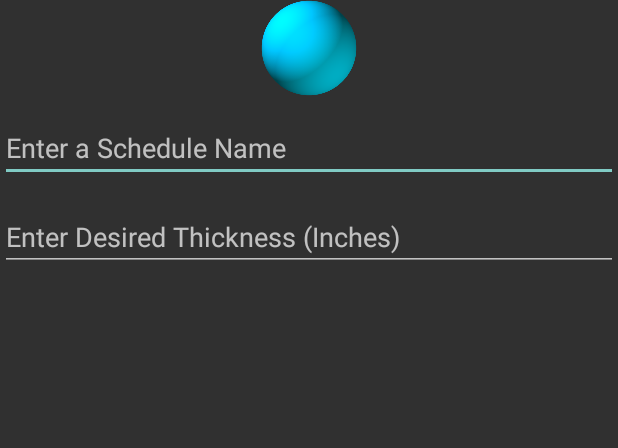
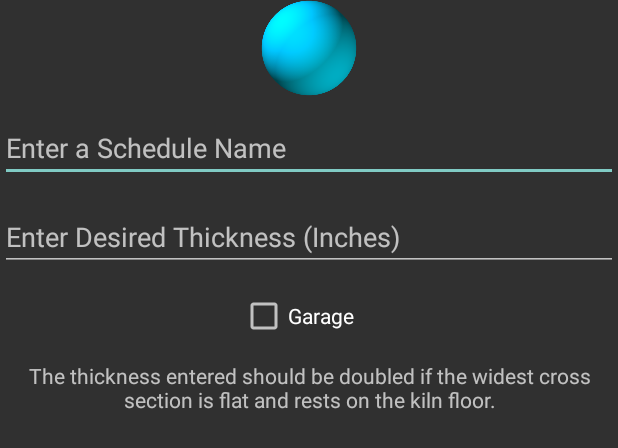
Before and after one commit to TrippyTips/GlassblowersToolchest, an Android app: the layout new_schedule_dialog.xml on its own in the app's theme, with its tools: preview values and no code run, on a phone screen of 412 x 824 dp. Shown: the top 448 px of the screen. Run offline under Robolectric (Android 15) with nearby library versions, the phone set to English and light mode, and no system bars.

Commit message:
Added Garage Modifier for Kiln Schedules

```diff
--- a/app/src/main/java/com/trippytips/glassblowerstoolchest/ksDataBaseHandler.kt
+++ b/app/src/main/java/com/trippytips/glassblowerstoolchest/ksDataBaseHandler.kt
@@ -73,8 +73,8 @@ class ksDataBaseHandler(var context: Context) : SQLiteOpenHelper(context, DATABA
         var result = db.insert(TABLE_NAME,null,cv)
         if(result == (-1).toLong())
             Toast.makeText(context,"FAIL!",Toast.LENGTH_SHORT).show()
-        else
-            Toast.makeText(context,"Success!",Toast.LENGTH_SHORT).show()
+        //else
+            //Toast.makeText(context,"Success!",Toast.LENGTH_SHORT).show()
 
     }
 
@@ -104,7 +104,7 @@ class ksDataBaseHandler(var context: Context) : SQLiteOpenHelper(context, DATABA
         var result = db.update(TABLE_NAME, cv, "ID = ?", arrayOf(ks.id.toString()))
 
         if(result > 0)
-            Toast.makeText(context,"Updated Successfully!",Toast.LENGTH_LONG).show()
+            //Toast.makeText(context,"Updated Successfully!",Toast.LENGTH_LONG).show()
         else
             Toast.makeText(context,"Update FAILED!",Toast.LENGTH_LONG).show()
 
--- a/app/src/main/res/layout/new_schedule_dialog.xml
+++ b/app/src/main/res/layout/new_schedule_dialog.xml
@@ -41,7 +41,30 @@
         tools:ignore="UnusedAttribute"
         android:layout_alignParentLeft="true"
         android:layout_marginLeft="0dp" />
-
+    <LinearLayout
+            android:id="@+id/linCheckBoxContainer"
+            android:orientation="horizontal"
+            android:layout_width="match_parent"
+            android:layout_height="wrap_content" android:layout_marginTop="14dp"
+            android:layout_below="@+id/et_number_thickness" android:gravity="center"
+            android:layout_alignParentEnd="true" android:layout_alignParentRight="true" android:layout_marginRight="0dp"
+            android:layout_marginEnd="0dp">
+        <CheckBox
+                android:text="@string/garage"
+                android:layout_height="wrap_content" android:id="@+id/chkGarage"
+                android:layout_width="wrap_content" android:layout_marginRight="15dp" android:layout_marginEnd="15dp"/>
+        <CheckBox
+                android:text="@string/strike"
+                android:layout_width="wrap_content"
+                android:layout_height="wrap_content" android:id="@+id/chkStrike"
+                android:layout_marginLeft="15dp" android:layout_marginStart="15dp"
+                android:visibility="gone"/>
+    </LinearLayout>
+    <TextView
+            android:text="@string/anneal_hint"
+            android:layout_width="match_parent"
+            android:layout_height="wrap_content" android:id="@+id/tvAnnealHint"
+            android:layout_marginTop="14dp" android:layout_below="@+id/linCheckBoxContainer" android:gravity="center"/>
 
 
 </RelativeLayout>
--- a/app/src/main/res/values/strings.xml
+++ b/app/src/main/res/values/strings.xml
@@ -121,4 +121,9 @@
     <string name="certificate_name">Certificate Name</string>
     <string name="edit">Edit</string>
     <string name="MCMetricStarter">5.08 cm Marble Size</string>
+    <string name="garage">Garage</string>
+    <string name="strike">Strike</string>
+    <string name="anneal_hint">The thickness entered should be doubled if the widest cross section is flat and rests on
+        the kiln floor.
+    </string>
 </resources>
```
Also changed, not shown: app/src/main/java/com/trippytips/glassblowerstoolchest/AnnealActivity.kt (+82 -6 lines).
